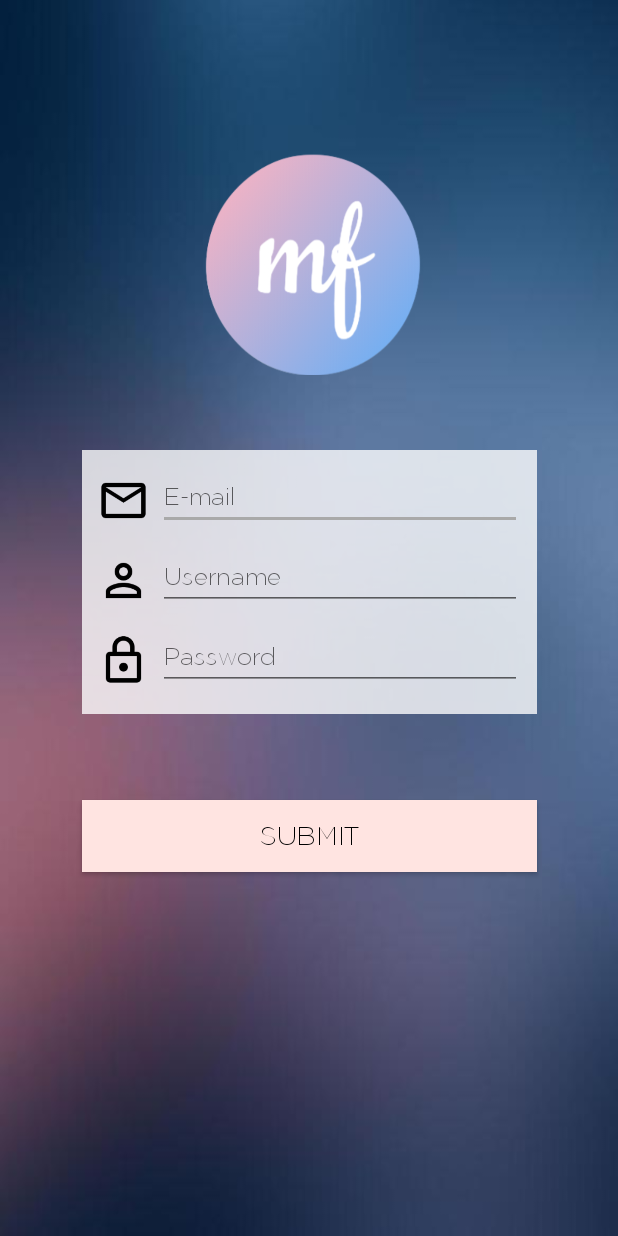
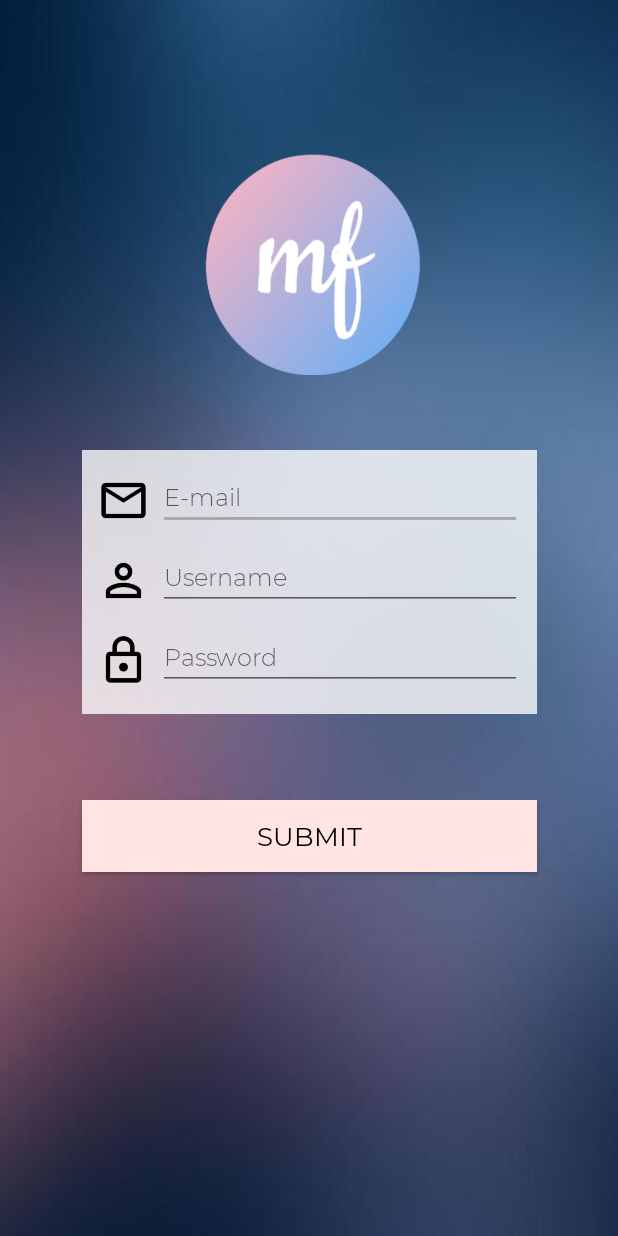
Before and after one commit to richardyjtian/memory-frame, an Android app: the RegisterActivity screen opened directly, with no data from a screen before it, on a phone screen of 412 x 824 dp. Run offline under Robolectric (Android 15) with nearby library versions, the phone set to English and light mode, and no system bars; our stand-ins replace Firebase (no records; nobody signed in at launch, a user with empty details on screens opened directly).

Commit message:
changed font

```diff
--- a/PhotoFrame/app/src/main/res/layout/activity_bt.xml
+++ b/PhotoFrame/app/src/main/res/layout/activity_bt.xml
@@ -66,8 +66,7 @@
             android:layout_height="0dp"
             android:background="@drawable/logout_selector"
             android:text="find frame"
-            android:fontFamily="@font/geosans"
-            android:textStyle="bold"
+            android:fontFamily="@font/moreg"
             android:textSize="@dimen/menu_text_size"
             app:layout_constraintBottom_toBottomOf="parent"
             app:layout_constraintHeight_percent="0.07"
--- a/PhotoFrame/app/src/main/res/layout/activity_main.xml
+++ b/PhotoFrame/app/src/main/res/layout/activity_main.xml
@@ -29,7 +29,7 @@
         android:background="#FFFFFF"
         android:textStyle="bold"
         android:text="LOGIN"
-        android:fontFamily="@font/geosans"
+        android:fontFamily="@font/moreg"
         app:layout_constraintBottom_toBottomOf="parent"
         app:layout_constraintHorizontal_bias="0.5"
         app:layout_constraintLeft_toLeftOf="parent"
@@ -44,7 +44,7 @@
         android:background="#FFFFFF"
         android:textStyle="bold"
         android:text="SIGN UP"
-        android:fontFamily="@font/gothanthin"
+        android:fontFamily="@font/moreg"
         app:layout_constraintBottom_toBottomOf="parent"
         app:layout_constraintHorizontal_bias="0.5"
         app:layout_constraintLeft_toLeftOf="parent"
--- a/PhotoFrame/app/src/main/res/layout/activity_register.xml
+++ b/PhotoFrame/app/src/main/res/layout/activity_register.xml
@@ -56,7 +56,7 @@
             android:layout_marginEnd="10dp"
             android:layout_marginRight="3dp"
             android:hint="@string/register_email"
-            android:fontFamily="@font/gothanthin"
+            android:fontFamily="@font/molight"
             android:maxLines="1"
             android:inputType="text"
             android:textColor="@android:color/black"
@@ -106,7 +106,7 @@
             android:layout_marginEnd="10dp"
             android:layout_marginRight="3dp"
             android:hint="@string/register_username"
-            android:fontFamily="@font/gothanthin"
+            android:fontFamily="@font/molight"
             android:maxLines="1"
             android:inputType="text"
             android:textColor="@android:color/black"
@@ -155,7 +155,7 @@
             android:layout_marginEnd="10dp"
             android:layout_marginRight="3dp"
             android:hint="@string/register_pwd"
-            android:fontFamily="@font/gothanthin"
+            android:fontFamily="@font/molight"
             android:maxLines="1"
             android:inputType="textPassword"
             android:textColor="@android:color/black"
@@ -178,10 +178,9 @@
         android:layout_marginTop="2dp"
         android:background="@color/btnColor"
         android:text="@string/register_submit"
-        android:fontFamily="@font/gothanthin"
+        android:fontFamily="@font/moreg"
         android:textColor="@android:color/black"
         android:textSize="@dimen/menu_text_size"
-        android:textStyle="bold"
         app:layout_constraintBottom_toBottomOf="parent"
         app:layout_constraintEnd_toEndOf="@id/thirdrow"
         app:layout_constraintHorizontal_bias="0.5"
--- a/PhotoFrame/app/src/main/res/layout/menu.xml
+++ b/PhotoFrame/app/src/main/res/layout/menu.xml
@@ -69,6 +69,7 @@
             android:layout_height="wrap_content"
             android:textSize="@dimen/menu_text_size"
             android:clickable="true"
+            android:fontFamily="@font/moreg"
             android:onClick="gotoGallery"
             android:layout_marginLeft="@dimen/activity_horizontal_margin"
             android:text="@string/menu_photo_gallery"
@@ -97,6 +98,7 @@
             android:layout_width="wrap_content"
             android:layout_height="wrap_content"
             android:layout_marginLeft="@dimen/activity_horizontal_margin"
+            android:fontFamily="@font/moreg"
             android:text="@string/menu_find_frame"
             android:textColor="#696969"
             android:clickable="true"
@@ -126,6 +128,7 @@
             android:layout_marginLeft="@dimen/activity_horizontal_margin"
             android:textSize="@dimen/menu_text_size"
             android:textColor="#696969"
+            android:fontFamily="@font/moreg"
             android:clickable="true"
             android:onClick="logOut"
             android:text="@string/menu_log_out"/>
```
Also changed, not shown: PhotoFrame/app/src/main/res/layout/activity_second.xml (+3 -6 lines), PhotoFrame/app/src/main/res/font/molight.ttf (added), PhotoFrame/app/src/main/res/font/moreg.ttf (added), PhotoFrame/app/src/main/res/font/mothin.ttf (added).
